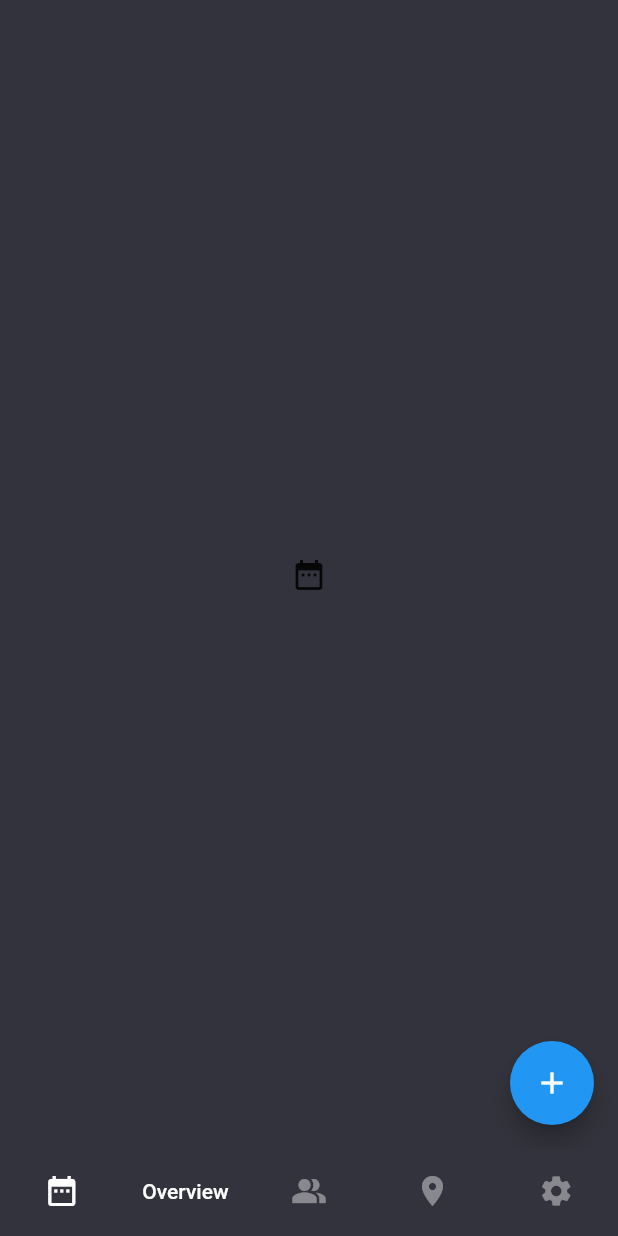
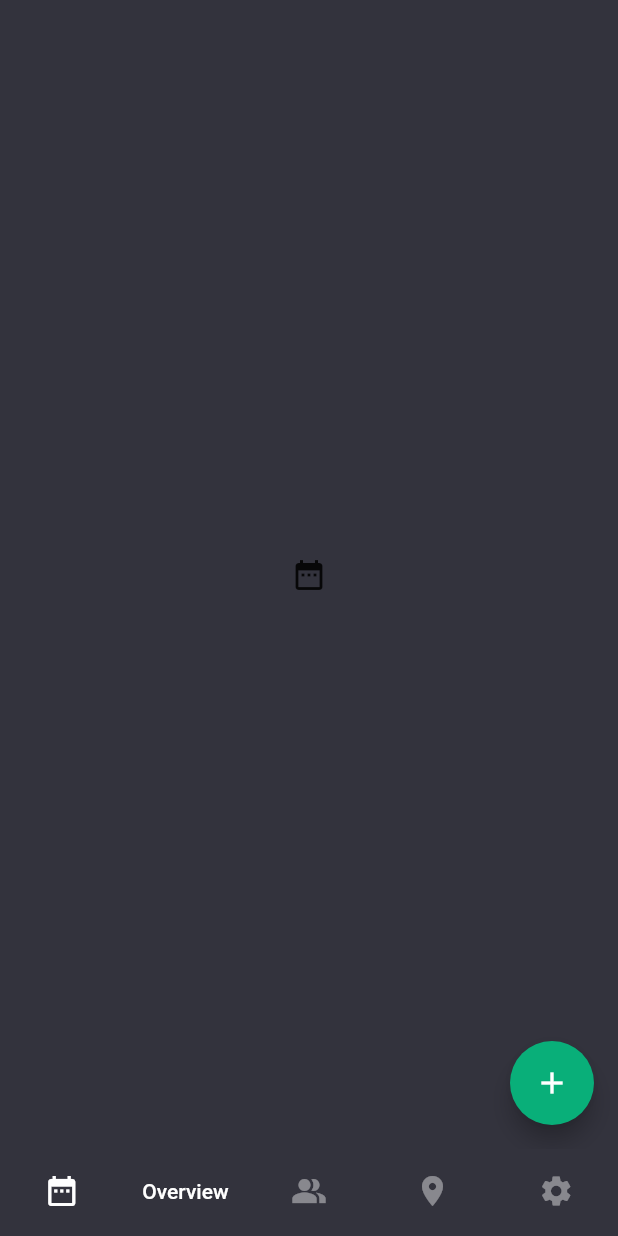
Before and after one commit to Ao99/emoriver, a Flutter app: the screen it shows after launch, on a phone screen of 412 x 824 dp. Run offline on Flutter 3.47's test engine with Material 2 defaults, Android fonts, the light colour scheme and no system bars; our stand-ins replace adaptive_breakpoints, firebase_auth, firebase_core, google_fonts, tuple; accounts and stored records are empty.

Commit message:
changed button color

```diff
--- a/lib/themes/colors.dart
+++ b/lib/themes/colors.dart
@@ -30,6 +30,7 @@ class ThemeColors {
   static const Color inputBackground = Color(0xFF26282F);
   static const Color cardBackground = Color(0x03FEFEFE);
   static const Color buttonColor = Color(0xFF09AF79);
+  static const Color buttonHoverColor = Color(0xFF0CD392);
   static const Color focusColor = Color(0xCCFFFFFF);
   static const Color dividerColor = Color(0xAA282828);
 
--- a/lib/themes/themes.dart
+++ b/lib/themes/themes.dart
@@ -7,7 +7,11 @@ import 'colors.dart';
 ThemeData buildTheme() {
   final base = ThemeData.dark();
   return ThemeData(
-    appBarTheme: const AppBarTheme(brightness: Brightness.dark, elevation: 0),
+    appBarTheme: AppBarTheme(brightness: Brightness.dark, elevation: 0),
+    floatingActionButtonTheme: FloatingActionButtonThemeData(
+      backgroundColor: ThemeColors.buttonColor,
+      hoverColor: ThemeColors.buttonHoverColor,
+    ),
     scaffoldBackgroundColor: ThemeColors.primaryBackground,
     primaryColor: ThemeColors.primaryBackground,
     focusColor: ThemeColors.focusColor,
```
